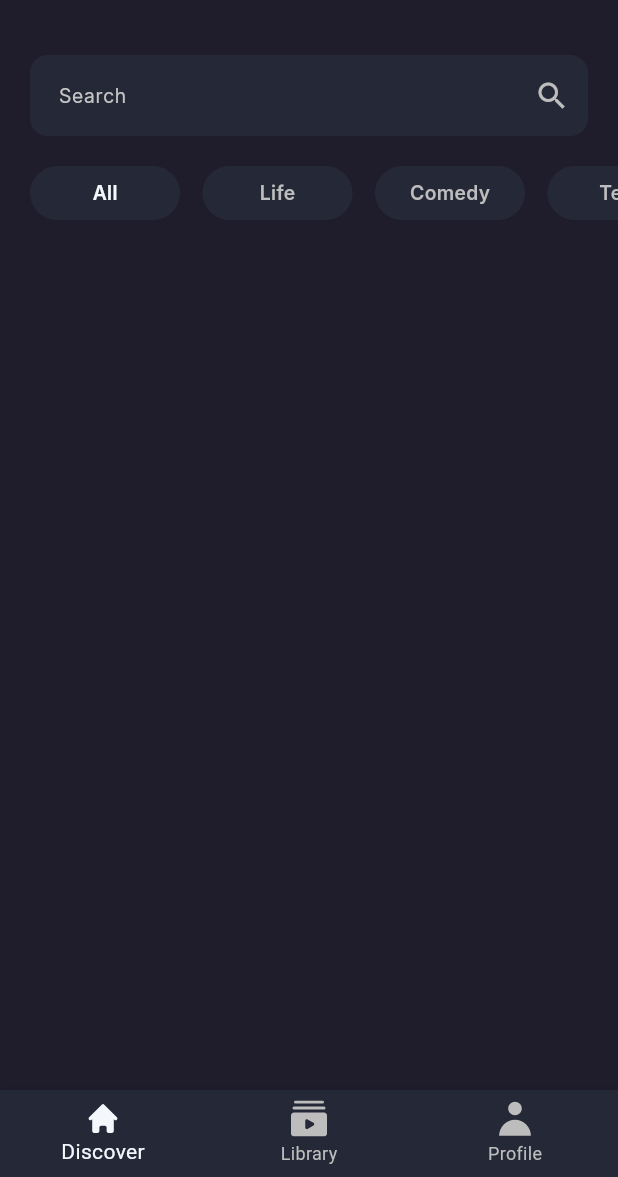
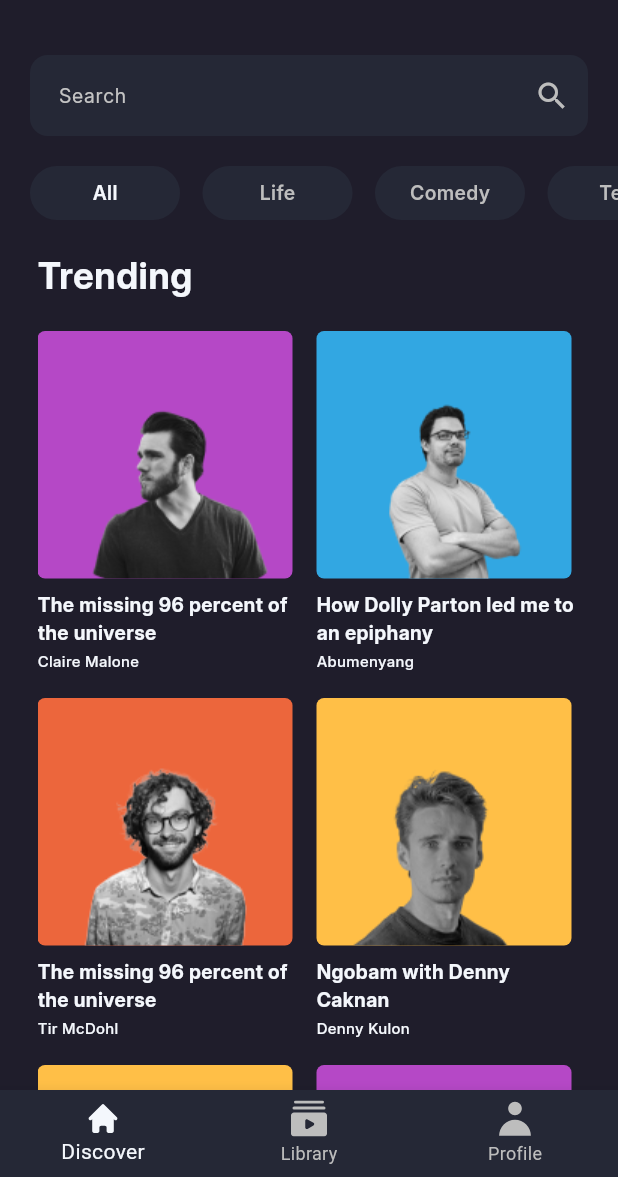
Before and after one commit to ozataknurullah/music_player, a Flutter app: the screen it shows after launch, on a phone screen of 412 x 824 dp, the part 59-1236 px from its top. Run offline on Flutter 3.47's test engine with Material 3 defaults, Android fonts, the phone set to English and light mode, and no system bars; our stand-ins replace flutter_svg.

Commit message:
Trending Section is done

```diff
--- a/lib/core/constans/colors.dart
+++ b/lib/core/constans/colors.dart
@@ -8,4 +8,9 @@ class AppColors {
   static const Color textSecondary = Color(0xFFBDBDBD);
   static const Color unselectedText = Color(0xFFBDBDBD);
   static const Color splashText = Color(0xFFC4C4C4);
+
+  static const Color trend1 = Color(0xFFB548C6);
+  static const Color trend2 = Color(0xFF32A7E2);
+  static const Color trend3 = Color(0xFFEC663C);
+  static const Color trend4 = Color(0xFFFFBF47);
 }
--- a/lib/core/constans/fonts.dart
+++ b/lib/core/constans/fonts.dart
@@ -40,4 +40,25 @@ class AppFonts {
     fontFamily: 'Inter',
     fontWeight: FontWeight.w600,
   );
+
+  static const TextStyle trendingText = TextStyle(
+    fontSize: 24,
+    color: AppColors.textPrimary,
+    fontFamily: 'Inter',
+    fontWeight: FontWeight.w700,
+  );
+
+  static const TextStyle trendsName = TextStyle(
+    fontSize: 13,
+    color: AppColors.textPrimary,
+    fontFamily: 'Inter',
+    fontWeight: FontWeight.w700,
+  );
+
+  static const TextStyle trendsSinger = TextStyle(
+    fontSize: 10,
+    color: AppColors.textPrimary,
+    fontFamily: 'Inter',
+    fontWeight: FontWeight.w500,
+  );
 }
--- a/lib/features/discoverPage/presentation/discover_screen.dart
+++ b/lib/features/discoverPage/presentation/discover_screen.dart
@@ -1,10 +1,12 @@
 import 'package:flutter/material.dart';
+import 'package:flutter_svg/svg.dart';
 import 'package:music_player/core/constans/colors.dart';
 import 'package:music_player/core/constans/fonts.dart';
 
 import 'package:music_player/features/discoverPage/presentation/widgets/my_appbar.dart';
 import 'package:music_player/features/discoverPage/presentation/widgets/my_search_field.dart';
 import 'package:music_player/models/category_model.dart';
+import 'package:music_player/models/trends_model.dart';
 
 class DiscoverScreen extends StatefulWidget {
   const DiscoverScreen({super.key});
@@ -16,15 +18,21 @@ class DiscoverScreen extends StatefulWidget {
 class _DiscoverScreenState extends State<DiscoverScreen> {
   int _selectedCategoryIndex = 0;
   List<CategoryModel> categories = [];
+  List<TrendsModel> trends = [];
 
   void _getCategories() {
     categories = CategoryModel.getCategories();
+  }
+
+  void _getSongs() {
+    trends = TrendsModel.getTrendsModel();
   }
 
   @override
   void initState() {
     super.initState();
     _getCategories();
+    _getSongs();
   }
 
   void _onCategoryTap(int index) {
@@ -37,14 +45,90 @@ class _DiscoverScreenState extends State<DiscoverScreen> {
   Widget build(BuildContext context) {
     return Scaffold(
       backgroundColor: AppColors.primary,
-      appBar: MyAppBar(),
+      appBar: const MyAppBar(),
       body: Column(
+        crossAxisAlignment: CrossAxisAlignment.start,
         children: [
-          MySearchField(),
-          SizedBox(
+          const MySearchField(),
+          const SizedBox(
             height: 20,
           ),
           _categoriesSection(),
+          const SizedBox(
+            height: 20,
+          ),
+          Expanded(
+            child: Padding(
+              padding: const EdgeInsets.only(left: 25, right: 25),
+              child: Column(
+                crossAxisAlignment: CrossAxisAlignment.start,
+                children: [
+                  Text(
+                    "Trending",
+                    style: AppFonts.trendingText,
+                  ),
+                  SizedBox(
+                    height: 20,
+                  ),
+                  Expanded(
+                    child: GridView.builder(
+                      gridDelegate: SliverGridDelegateWithFixedCrossAxisCount(
+                        crossAxisCount: 2,
+                        crossAxisSpacing: 10,
+                        mainAxisSpacing: 10,
+                        childAspectRatio: 3 / 4,
+                      ),
+                      shrinkWrap: true,
+                      itemCount: trends.length,
+                      itemBuilder: (context, index) {
+                        return Container(
+                          decoration: BoxDecoration(
+                            color: AppColors.primary,
+                            borderRadius: BorderRadius.circular(5),
+                          ),
+                          child: Column(
+                            crossAxisAlignment: CrossAxisAlignment.start,
+                            children: [
+                              Container(
+                                decoration: BoxDecoration(
+                                  borderRadius: BorderRadius.circular(5),
+                                  color: trends[index].color,
+                                ),
+                                height: 165,
+                                width: 170,
+                                child: ClipRRect(
+                                  child: Image.asset(
+                                    trends[index].imagePath!,
+                                    fit: BoxFit.scaleDown,
+                                    alignment: Alignment.bottomCenter,
+                                  ),
+                                ),
+                              ),
+
+                              ///Song name
+                              Padding(
+                                padding: const EdgeInsets.only(top: 8),
+                                child: Text(trends[index].name!,
+                                    style: AppFonts.trendsName),
+                              ),
+
+                              ///Singer name
+                              Padding(
+                                padding:
+                                    const EdgeInsets.only(top: 2, bottom: 4),
+                                child: Text(trends[index].singer!,
+                                    style: AppFonts.trendsSinger),
+                              ),
+                            ],
+                          ),
+                        );
+                      },
+                    ),
+                  ),
+                ],
+              ),
+            ),
+          ),
         ],
       ),
     );
--- /dev/null
+++ b/lib/models/trends_model.dart
@@ -0,0 +1,89 @@
+import 'dart:ui';
+
+import 'package:music_player/core/constans/colors.dart';
+
+class TrendsModel {
+  String? name;
+  String? singer;
+  String? imagePath;
+  String? duration;
+  Color? color;
+
+  TrendsModel({
+    required this.name,
+    required this.singer,
+    required this.imagePath,
+    required this.duration,
+    required this.color,
+  });
+
+  static List<TrendsModel> getTrendsModel() {
+    List<TrendsModel> trends = [];
+
+    trends.add(TrendsModel(
+      name: "The missing 96 percent of the universe",
+      singer: "Claire Malone",
+      imagePath: "assets/images/singer1.png",
+      duration: "3:30",
+      color: AppColors.trend1,
+    ));
+
+    trends.add(TrendsModel(
+      name: "How Dolly Parton led me to an epiphany",
+      singer: "Abumenyang",
+      imagePath: "assets/images/singer2.png",
+      duration: "3:35",
+      color: AppColors.trend2,
+    ));
+
+    trends.add(TrendsModel(
+      name: "The missing 96 percent of the universe",
+      singer: "Tir McDohl",
+      imagePath: "assets/images/singer3.png",
+      duration: "3:15",
+      color: AppColors.trend3,
+    ));
+
+    trends.add(TrendsModel(
+      name: "Ngobam with Denny Caknan",
+      singer: "Denny Kulon",
+      imagePath: 'assets/images/singer4.png',
+      duration: "3:55",
+      color: AppColors.trend4,
+    ));
+
+    trends.add(TrendsModel(
+      name: "Ngobam with Denny Caknan",
+      singer: "Denny Kulon",
+      imagePath: 'assets/images/singer4.png',
+      duration: "3:55",
+      color: AppColors.trend4,
+    ));
+
+    trends.add(TrendsModel(
+      name: "The missing 96 percent of the universe",
+      singer: "Claire Malone",
+      imagePath: "assets/images/singer1.png",
+      duration: "3:30",
+      color: AppColors.trend1,
+    ));
+
+    trends.add(TrendsModel(
+      name: "How Dolly Parton led me to an epiphany",
+      singer: "Abumenyang",
+      imagePath: "assets/images/singer2.png",
+      duration: "3:35",
+      color: AppColors.trend2,
+    ));
+
+    trends.add(TrendsModel(
+      name: "The missing 96 percent of the universe",
+      singer: "Tir McDohl",
+      imagePath: "assets/images/singer3.png",
+      duration: "3:15",
+      color: AppColors.trend3,
+    ));
+
+    return trends;
+  }
+}
```
Also changed, not shown: assets/images/singer1.png (added), assets/images/singer1.svg (added), assets/images/singer2-background.svg (added), assets/images/singer2.png (added), assets/images/singer2.svg (added), assets/images/singer3.png (added), assets/images/singer3.svg (added), assets/images/singer4.png (added), assets/images/singer4.svg (added).
